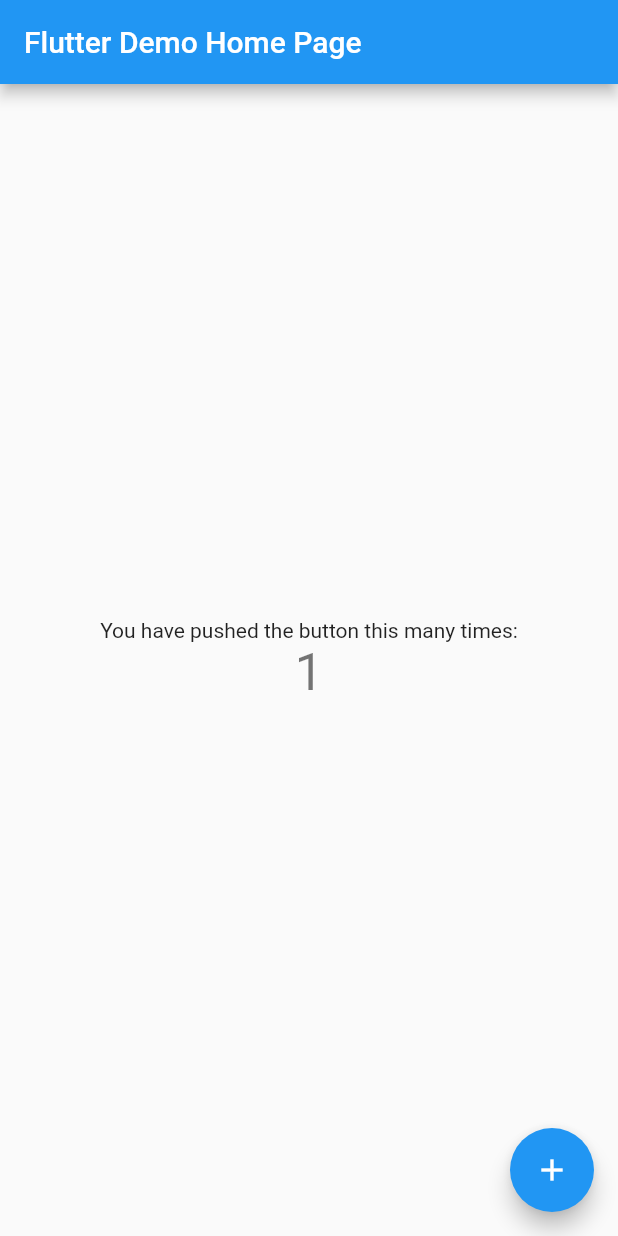
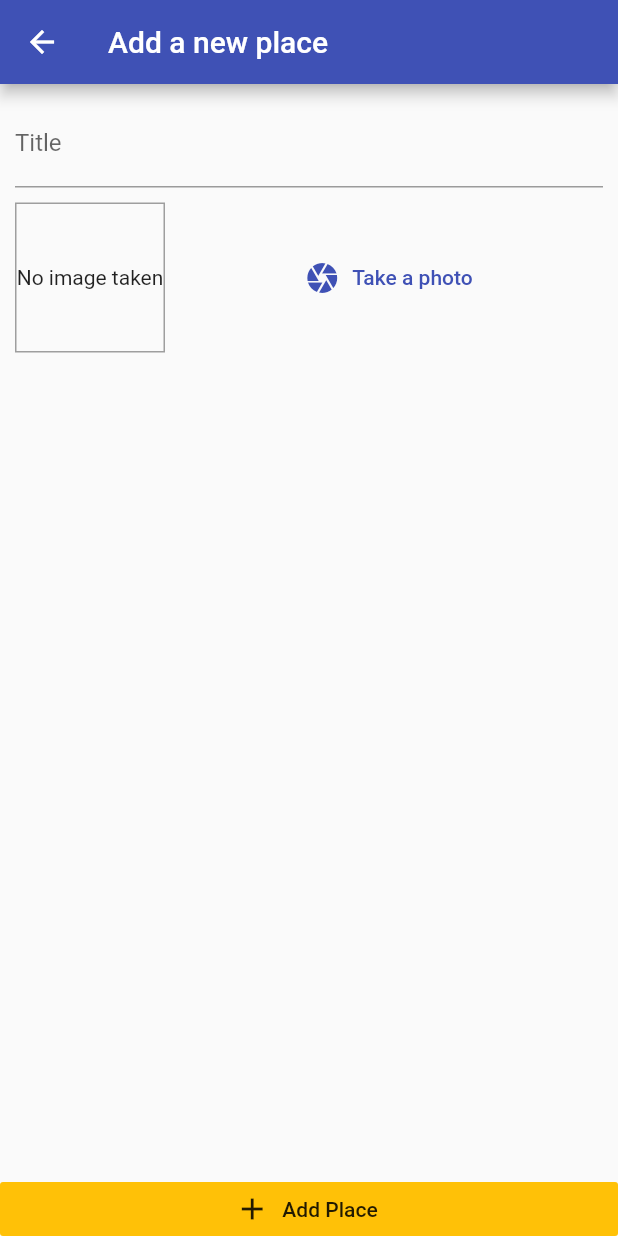
Before and after one commit to phpcodertop/flutter-tutorial-projects, a Flutter app: the screen it shows after launch, after a tap on the "add" icon, on a phone screen of 412 x 824 dp. Run offline on Flutter 3.47's test engine with Material 2 defaults, Android fonts, the phone set to English and light mode, and no system bars; our stand-ins replace image_picker.

Commit message:
add capture image

```diff
--- a/places_list/lib/main.dart
+++ b/places_list/lib/main.dart
@@ -1,4 +1,9 @@
 import 'package:flutter/material.dart';
+import 'package:provider/provider.dart';
+import './screens/places_list_screen.dart';
+import './screens/add_places_screen.dart';
+import './screens/places_detail_screen.dart';
+import './providers/great_places.dart';
 
 void main() {
   runApp(MyApp());
@@ -8,110 +13,20 @@ class MyApp extends StatelessWidget {
   // This widget is the root of your application.
   @override
   Widget build(BuildContext context) {
-    return MaterialApp(
-      title: 'Flutter Demo',
-      theme: ThemeData(
-        // This is the theme of your application.
-        //
-        // Try running your application with "flutter run". You'll see the
-        // application has a blue toolbar. Then, without quitting the app, try
-        // changing the primarySwatch below to Colors.green and then invoke
-        // "hot reload" (press "r" in the console where you ran "flutter run",
-        // or simply save your changes to "hot reload" in a Flutter IDE).
-        // Notice that the counter didn't reset back to zero; the application
-        // is not restarted.
-        primarySwatch: Colors.blue,
-        // This makes the visual density adapt to the platform that you run
-        // the app on. For desktop platforms, the controls will be smaller and
-        // closer together (more dense) than on mobile platforms.
-        visualDensity: VisualDensity.adaptivePlatformDensity,
+    return ChangeNotifierProvider.value(
+      value: GreatPlaces(),
+      child: MaterialApp(
+        title: 'Flutter Demo',
+        theme: ThemeData(
+          primarySwatch: Colors.indigo,
+          accentColor: Colors.amber,
+          visualDensity: VisualDensity.adaptivePlatformDensity,
+        ),
+        home: PlacesListScreen(),
+        routes: {
+          AddPlaceScreen.routeName : (ctx) => AddPlaceScreen(),
+        },
       ),
-      home: MyHomePage(title: 'Flutter Demo Home Page'),
     );
   }
 }
-
-class MyHomePage extends StatefulWidget {
-  MyHomePage({Key key, this.title}) : super(key: key);
-
-  // This widget is the home page of your application. It is stateful, meaning
-  // that it has a State object (defined below) that contains fields that affect
-  // how it looks.
-
-  // This class is the configuration for the state. It holds the values (in this
-  // case the title) provided by the parent (in this case the App widget) and
-  // used by the build method of the State. Fields in a Widget subclass are
-  // always marked "final".
-
-  final String title;
-
-  @override
-  _MyHomePageState createState() => _MyHomePageState();
-}
-
-class _MyHomePageState extends State<MyHomePage> {
-  int _counter = 0;
-
-  void _incrementCounter() {
-    setState(() {
-      // This call to setState tells the Flutter framework that something has
-      // changed in this State, which causes it to rerun the build method below
-      // so that the display can reflect the updated values. If we changed
-      // _counter without calling setState(), then the build method would not be
-      // called again, and so nothing would appear to happen.
-      _counter++;
-    });
-  }
-
-  @override
-  Widget build(BuildContext context) {
-    // This method is rerun every time setState is called, for instance as done
-    // by the _incrementCounter method above.
-    //
-    // The Flutter framework has been optimized to make rerunning build methods
-    // fast, so that you can just rebuild anything that needs updating rather
-    // than having to individually change instances of widgets.
-    return Scaffold(
-      appBar: AppBar(
-        // Here we take the value from the MyHomePage object that was created by
-        // the App.build method, and use it to set our appbar title.
-        title: Text(widget.title),
-      ),
-      body: Center(
-        // Center is a layout widget. It takes a single child and positions it
-        // in the middle of the parent.
-        child: Column(
-          // Column is also a layout widget. It takes a list of children and
-          // arranges them vertically. By default, it sizes itself to fit its
-          // children horizontally, and tries to be as tall as its parent.
-          //
-          // Invoke "debug painting" (press "p" in the console, choose the
-          // "Toggle Debug Paint" action from the Flutter Inspector in Android
-          // Studio, or the "Toggle Debug Paint" command in Visual Studio Code)
-          // to see the wireframe for each widget.
-          //
-          // Column has various properties to control how it sizes itself and
-          // how it positions its children. Here we use mainAxisAlignment to
-          // center the children vertically; the main axis here is the vertical
-          // axis because Columns are vertical (the cross axis would be
-          // horizontal).
-          mainAxisAlignment: MainAxisAlignment.center,
-          children: <Widget>[
-            Text(
-              'You have pushed the button this many times:',
-            ),
-            Text(
-              '$_counter',
-              style: Theme.of(context).textTheme.headline4,
-            ),
-          ],
-        ),
-      ),
-      floatingActionButton: FloatingActionButton(
-        onPressed: _incrementCounter,
-        tooltip: 'Increment',
-        child: Icon(Icons.add),
-      ), // This trailing comma makes auto-formatting nicer for build methods.
-    );
-  }
-}
--- /dev/null
+++ b/places_list/lib/models/place.dart
@@ -0,0 +1,28 @@
+import 'dart:io';
+
+import 'package:flutter/foundation.dart';
+
+class PlaceLocation {
+  final double latitude;
+  final double longitude;
+  final String address;
+  PlaceLocation({
+    @required this.latitude,
+    @required this.longitude,
+    @required this.address
+  });
+}
+
+class Place {
+  final String id;
+  final String title;
+  final PlaceLocation location;
+  final File image;
+
+  Place({
+    @required this.id,
+    @required this.title,
+    @required this.location,
+    @required this.image
+  });
+}
--- /dev/null
+++ b/places_list/lib/providers/great_places.dart
@@ -0,0 +1,20 @@
+import 'package:flutter/material.dart';
+import 'dart:io';
+import '../models/place.dart';
+
+class GreatPlaces with ChangeNotifier {
+  List<Place> _items = [];
+
+  List<Place> get items {
+    return [..._items];
+  }
+
+  void addPlace(String title, File pickedImage) {
+    _items.add(Place(
+        id: DateTime.now().toString(),
+        title: title,
+        location: null, // todo
+        image: pickedImage));
+    notifyListeners();
+  }
+}
--- /dev/null
+++ b/places_list/lib/screens/add_places_screen.dart
@@ -0,0 +1,71 @@
+import 'package:flutter/material.dart';
+import 'package:provider/provider.dart';
+import '../providers/great_places.dart';
+import '../widgets/image_input.dart';
+import 'dart:io';
+
+class AddPlaceScreen extends StatefulWidget {
+  static const routeName = '/add-place';
+
+  @override
+  _AddPlaceScreenState createState() => _AddPlaceScreenState();
+}
+
+class _AddPlaceScreenState extends State<AddPlaceScreen> {
+  final _titleController = TextEditingController();
+  File _pickedImage;
+
+  void _selectImage(File pickedImage) {
+    _pickedImage = pickedImage;
+  }
+
+  void _savePlace() {
+    if (_titleController.text.isEmpty || _pickedImage == null) return;
+    Provider.of<GreatPlaces>(context, listen: false)
+        .addPlace(_titleController.text, _pickedImage);
+    Navigator.of(context).pop();
+  }
+
+  @override
+  Widget build(BuildContext context) {
+    return Scaffold(
+      appBar: AppBar(
+        title: Text('Add a new place'),
+      ),
+      body: Column(
+        crossAxisAlignment: CrossAxisAlignment.stretch,
+        children: [
+          Expanded(
+            child: SingleChildScrollView(
+              child: Padding(
+                padding: const EdgeInsets.all(10),
+                child: Column(
+                  children: [
+                    TextField(
+                      decoration: InputDecoration(
+                        labelText: 'Title',
+                      ),
+                      controller: _titleController,
+                    ),
+                    SizedBox(
+                      height: 10,
+                    ),
+                    ImageInput(_selectImage),
+                  ],
+                ),
+              ),
+            ),
+          ),
+          RaisedButton.icon(
+            icon: Icon(Icons.add),
+            label: Text('Add Place'),
+            elevation: 0,
+            materialTapTargetSize: MaterialTapTargetSize.shrinkWrap,
+            color: Theme.of(context).accentColor,
+            onPressed: _savePlace,
+          ),
+        ],
+      ),
+    );
+  }
+}
--- /dev/null
+++ b/places_list/lib/screens/places_detail_screen.dart
@@ -0,0 +1,8 @@
+import 'package:flutter/material.dart';
+
+class PlacesDetailsScreen extends StatelessWidget {
+  @override
+  Widget build(BuildContext context) {
+    return Container();
+  }
+}
--- /dev/null
+++ b/places_list/lib/screens/places_list_screen.dart
@@ -0,0 +1,37 @@
+import 'package:flutter/material.dart';
+import 'package:provider/provider.dart';
+import '../providers/great_places.dart';
+import '../screens/add_places_screen.dart';
+
+class PlacesListScreen extends StatelessWidget {
+  @override
+  Widget build(BuildContext context) {
+    return Scaffold(
+      appBar: AppBar(
+        title: Text('Your Places'),
+        actions: [
+          IconButton(icon: Icon(Icons.add), onPressed: () {
+            Navigator.of(context).pushNamed(AddPlaceScreen.routeName);
+          }),
+        ],
+      ),
+      body: Consumer<GreatPlaces>(
+        child: Center(
+          child: Text('Got no places yet, add new.'),
+        ),
+        builder: (ctx,greatPlaces, ch) => greatPlaces.items.length <= 0 ? ch : ListView.builder(
+          itemCount: greatPlaces.items.length,
+          itemBuilder: (ctx, i) {
+            return ListTile(
+              leading: CircleAvatar(
+                backgroundImage: FileImage(greatPlaces.items[i].image),
+              ),
+              title: Text(greatPlaces.items[i].title),
+              onTap: () {},
+            );
+          },
+        ),
+      ),
+    );
+  }
+}
--- /dev/null
+++ b/places_list/lib/widgets/image_input.dart
@@ -0,0 +1,66 @@
+import 'dart:io';
+import 'package:flutter/material.dart';
+import 'package:image_picker/image_picker.dart';
+import 'package:path/path.dart' as path;
+import 'package:path_provider/path_provider.dart' as syspaths;
+
+class ImageInput extends StatefulWidget {
+  final Function onSelectImage;
+  ImageInput(this.onSelectImage);
+  @override
+  _ImageInputState createState() => _ImageInputState();
+}
+
+class _ImageInputState extends State<ImageInput> {
+  File _storedImage;
+
+  @override
+  Widget build(BuildContext context) {
+    return Row(
+      children: [
+        Container(
+          width: 100,
+          height: 100,
+          decoration: BoxDecoration(
+            border: Border.all(width: 1, color: Colors.grey),
+          ),
+          child: _storedImage != null
+              ? Image.file(
+                  _storedImage,
+                  fit: BoxFit.cover,
+                  width: double.infinity,
+                )
+              : Text('No image taken', textAlign: TextAlign.center,),
+          alignment: Alignment.center,
+        ),
+        SizedBox(
+          width: 10,
+        ),
+        Expanded(
+          child: FlatButton.icon(
+            textColor: Theme.of(context).primaryColor,
+            label: Text('Take a photo',),
+              icon: Icon(
+                Icons.camera,
+              ),
+              onPressed: _takePicture,
+        )),
+      ],
+    );
+  }
+
+  Future<void> _takePicture() async {
+    final imageFile = await ImagePicker().getImage(source: ImageSource.camera, maxWidth: 600);
+
+    if (imageFile != null) {
+      setState((){
+          _storedImage = File(imageFile.path);
+      });
+      final appDir = await syspaths.getApplicationDocumentsDirectory();
+      final fileName = path.basename(imageFile.path);
+      final savedImage = await _storedImage.copy('${appDir.path}/$fileName');
+      widget.onSelectImage(savedImage);
+    }
+
+  }
+}
--- a/places_list/pubspec.yaml
+++ b/places_list/pubspec.yaml
@@ -28,6 +28,10 @@ dependencies:
   # The following adds the Cupertino Icons font to your application.
   # Use with the CupertinoIcons class for iOS style icons.
   cupertino_icons: ^1.0.0
+  provider: ^4.3.2+2
+  image_picker: ^0.6.7+11
+  path_provider: ^1.6.18
+  path: ^1.7.0
 
 dev_dependencies:
   flutter_test:
```
Also changed, not shown: places_list/pubspec.lock, 3 other files.
